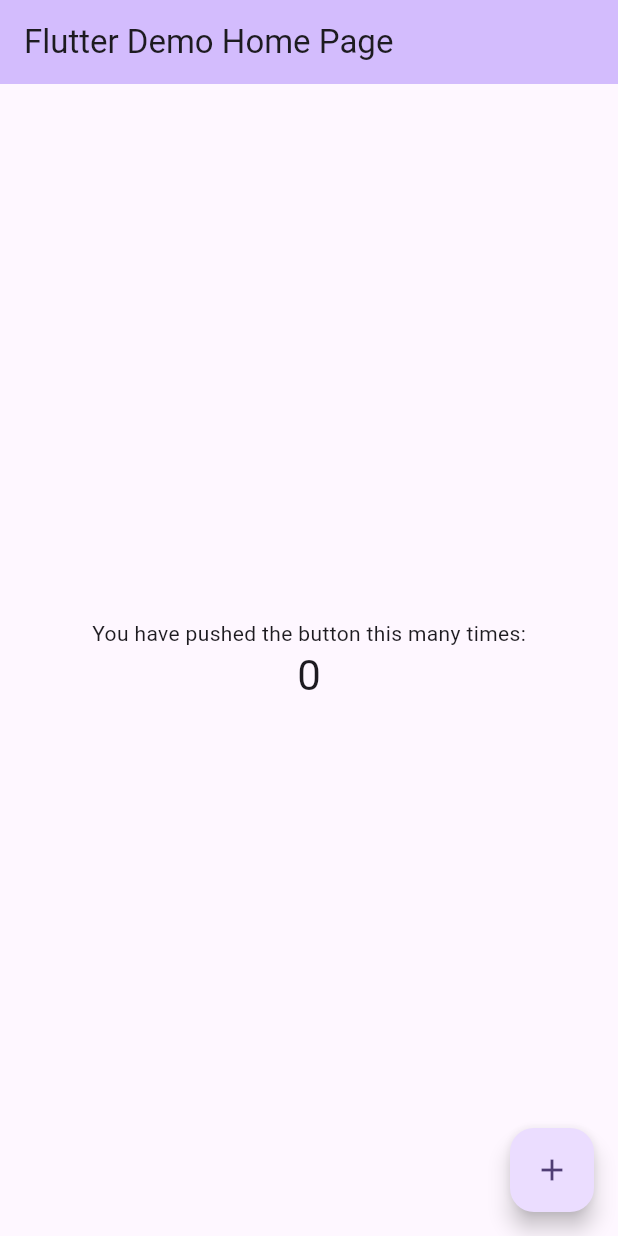
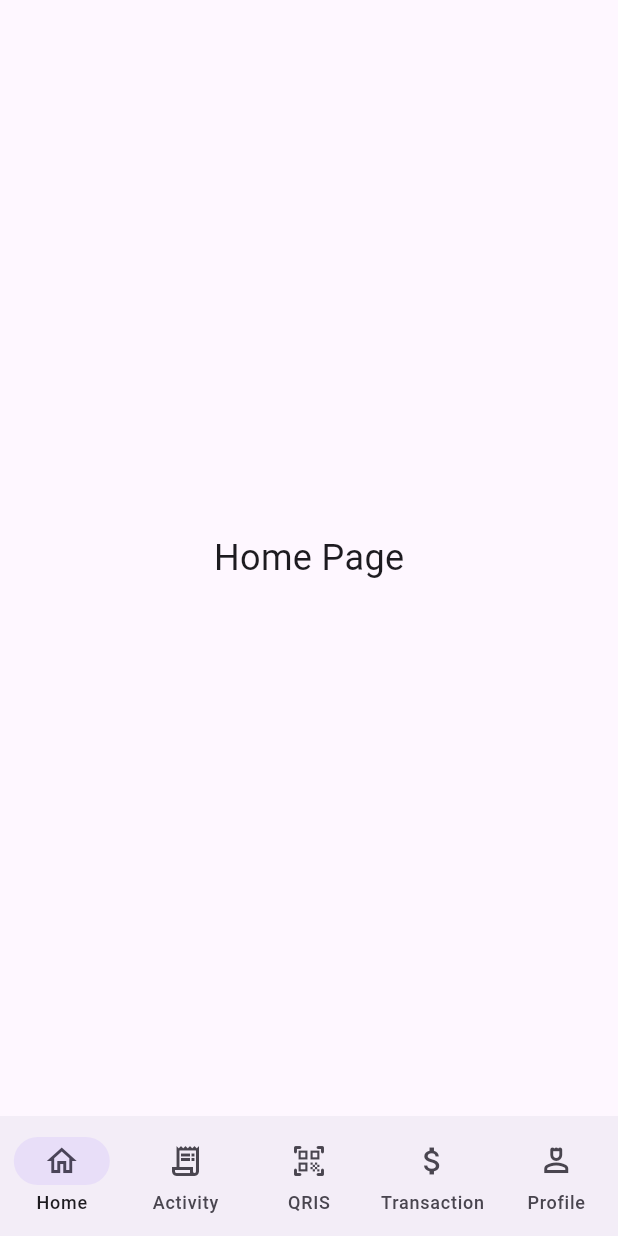
Before and after one commit to SiEncan/T-Cash, a Flutter app: the screen it shows after launch, on a phone screen of 412 x 824 dp. Run offline on Flutter 3.47's test engine with Material 3 defaults, Android fonts, the phone set to English and light mode, and no system bars.

Commit message:
add bottomNavBar

```diff
--- /dev/null
+++ b/lib/bottom_navigation.dart
@@ -0,0 +1,51 @@
+import 'package:flutter/material.dart';
+
+class BottomNavigation extends StatefulWidget {
+  const BottomNavigation({super.key});
+
+  @override
+  // ignore: library_private_types_in_public_api
+  _BottomNavigationState createState() => _BottomNavigationState();
+}
+
+class _BottomNavigationState extends State<BottomNavigation> {
+  int _selectedIndex = 0;
+
+  final List<Widget> _pages = [
+    const Center(child: Text('Home Page', style: TextStyle(fontSize: 24))),
+    const Center(child: Text('Activity', style: TextStyle(fontSize: 24))),
+    const Center(child: Text('QR', style: TextStyle(fontSize: 24))),
+    const Center(child: Text('Transaction', style: TextStyle(fontSize: 24))),
+    const Center(child: Text('Profile', style: TextStyle(fontSize: 24))),
+  ];
+
+  void _onItemTapped(int index) {
+    setState(() {
+      _selectedIndex = index;
+    });
+  }
+
+  @override
+  Widget build(BuildContext context) {
+    return Scaffold(
+      body: _pages[_selectedIndex],
+      bottomNavigationBar: NavigationBar(
+          height: 80,
+          elevation: 0,
+          selectedIndex: _selectedIndex,
+          onDestinationSelected: _onItemTapped,
+          destinations: const [
+            NavigationDestination(
+                icon: Icon(Icons.home_outlined), label: 'Home'),
+            NavigationDestination(
+                icon: Icon(Icons.receipt_long_outlined), label: 'Activity'),
+            NavigationDestination(
+                icon: Icon(Icons.qr_code_scanner_rounded), label: 'QRIS'),
+            NavigationDestination(
+                icon: Icon(Icons.attach_money), label: 'Transaction'),
+            NavigationDestination(
+                icon: Icon(Icons.person_4_outlined), label: 'Profile'),
+          ]),
+    );
+  }
+}
--- a/lib/main.dart
+++ b/lib/main.dart
@@ -1,4 +1,5 @@
 import 'package:flutter/material.dart';
+import 'package:fintar/bottom_navigation.dart';
 
 void main() {
   runApp(const MyApp());
@@ -10,116 +11,9 @@
   // This widget is the root of your application.
   @override
   Widget build(BuildContext context) {
-    return MaterialApp(
+    return const MaterialApp(
       title: 'Flutter Demo',
-      theme: ThemeData(
-        // This is the theme of your application.
-        //
-        // TRY THIS: Try running your application with "flutter run". You'll see
-        // the application has a purple toolbar. Then, without quitting the app,
-        // try changing the seedColor in the colorScheme below to Colors.green
-        // and then invoke "hot reload" (save your changes or press the "hot
-        // reload" button in a Flutter-supported IDE, or press "r" if you used
-        // the command line to start the app).
-        //
-        // Notice that the counter didn't reset back to zero; the application
-        // state is not lost during the reload. To reset the state, use hot
-        // restart instead.
-        //
-        // This works for code too, not just values: Most code changes can be
-        // tested with just a hot reload.
-        colorScheme: ColorScheme.fromSeed(seedColor: Colors.deepPurple),
-        useMaterial3: true,
-      ),
-      home: const MyHomePage(title: 'Flutter Demo Home Page'),
+      home: BottomNavigation(),
     );
   }
 }
-
-class MyHomePage extends StatefulWidget {
-  const MyHomePage({super.key, required this.title});
-
-  // This widget is the home page of your application. It is stateful, meaning
-  // that it has a State object (defined below) that contains fields that affect
-  // how it looks.
-
-  // This class is the configuration for the state. It holds the values (in this
-  // case the title) provided by the parent (in this case the App widget) and
-  // used by the build method of the State. Fields in a Widget subclass are
-  // always marked "final".
-
-  final String title;
-
-  @override
-  State<MyHomePage> createState() => _MyHomePageState();
-}
-
-class _MyHomePageState extends State<MyHomePage> {
-  int _counter = 0;
-
-  void _incrementCounter() {
-    setState(() {
-      // This call to setState tells the Flutter framework that something has
-      // changed in this State, which causes it to rerun the build method below
-      // so that the display can reflect the updated values. If we changed
-      // _counter without calling setState(), then the build method would not be
-      // called again, and so nothing would appear to happen.
-      _counter++;
-    });
-  }
-
-  @override
-  Widget build(BuildContext context) {
-    // This method is rerun every time setState is called, for instance as done
-    // by the _incrementCounter method above.
-    //
-    // The Flutter framework has been optimized to make rerunning build methods
-    // fast, so that you can just rebuild anything that needs updating rather
-    // than having to individually change instances of widgets.
-    return Scaffold(
-      appBar: AppBar(
-        // TRY THIS: Try changing the color here to a specific color (to
-        // Colors.amber, perhaps?) and trigger a hot reload to see the AppBar
-        // change color while the other colors stay the same.
-        backgroundColor: Theme.of(context).colorScheme.inversePrimary,
-        // Here we take the value from the MyHomePage object that was created by
-        // the App.build method, and use it to set our appbar title.
-        title: Text(widget.title),
-      ),
-      body: Center(
-        // Center is a layout widget. It takes a single child and positions it
-        // in the middle of the parent.
-        child: Column(
-          // Column is also a layout widget. It takes a list of children and
-          // arranges them vertically. By default, it sizes itself to fit its
-          // children horizontally, and tries to be as tall as its parent.
-          //
-          // Column has various properties to control how it sizes itself and
-          // how it positions its children. Here we use mainAxisAlignment to
-          // center the children vertically; the main axis here is the vertical
-          // axis because Columns are vertical (the cross axis would be
-          // horizontal).
-          //
-          // TRY THIS: Invoke "debug painting" (choose the "Toggle Debug Paint"
-          // action in the IDE, or press "p" in the console), to see the
-          // wireframe for each widget.
-          mainAxisAlignment: MainAxisAlignment.center,
-          children: <Widget>[
-            const Text(
-              'You have pushed the button this many times:',
-            ),
-            Text(
-              '$_counter',
-              style: Theme.of(context).textTheme.headlineMedium,
-            ),
-          ],
-        ),
-      ),
-      floatingActionButton: FloatingActionButton(
-        onPressed: _incrementCounter,
-        tooltip: 'Increment',
-        child: const Icon(Icons.add),
-      ), // This trailing comma makes auto-formatting nicer for build methods.
-    );
-  }
-}
```
